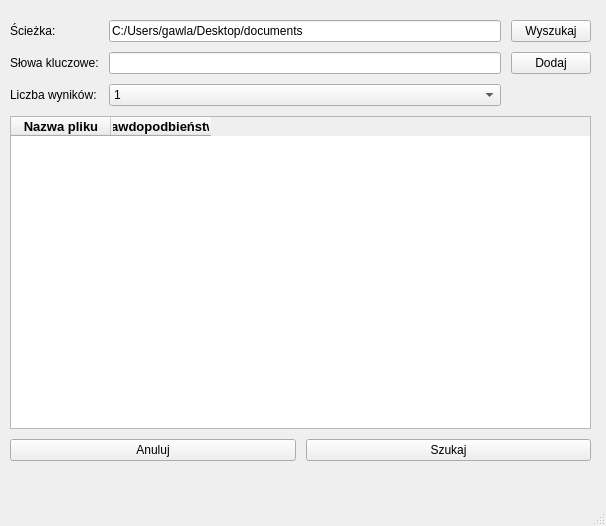
The window that main_window.ui (Dominoday2017/FileBrowser) describes before a commit, drawn with Qt 5.
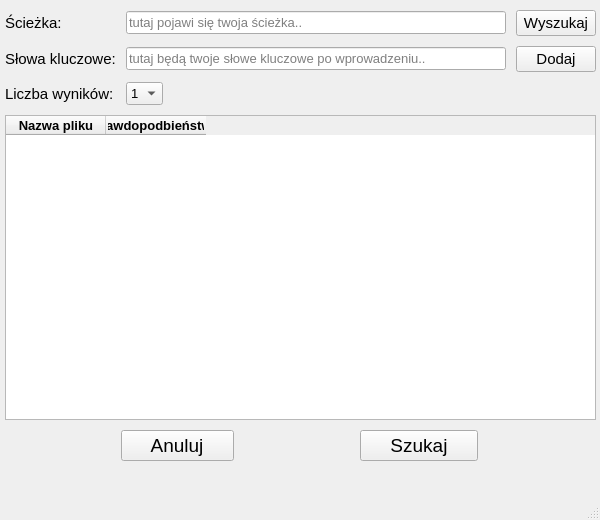
The same window after the commit.

```diff
--- a/main_window.ui
+++ b/main_window.ui
@@ -6,8 +6,8 @@
    <rect>
     <x>0</x>
     <y>0</y>
-    <width>606</width>
-    <height>526</height>
+    <width>600</width>
+    <height>520</height>
    </rect>
   </property>
   <property name="windowTitle">
@@ -17,10 +17,10 @@
    <widget class="QWidget" name="verticalLayoutWidget">
     <property name="geometry">
      <rect>
-      <x>10</x>
-      <y>10</y>
-      <width>581</width>
-      <height>461</height>
+      <x>0</x>
+      <y>0</y>
+      <width>601</width>
+      <height>471</height>
      </rect>
     </property>
     <layout class="QVBoxLayout" name="verticalLayout">
@@ -30,9 +30,15 @@
      <property name="sizeConstraint">
       <enum>QLayout::SetDefaultConstraint</enum>
      </property>
+     <property name="leftMargin">
+      <number>5</number>
+     </property>
      <property name="topMargin">
       <number>10</number>
      </property>
+     <property name="rightMargin">
+      <number>5</number>
+     </property>
      <property name="bottomMargin">
       <number>10</number>
      </property>
@@ -40,23 +46,47 @@
       <layout class="QGridLayout" name="gridLayout">
        <item row="1" column="1">
         <widget class="QLineEdit" name="keywordsEdit">
+         <property name="font">
+          <font>
+           <pointsize>10</pointsize>
+          </font>
+         </property>
          <property name="readOnly">
           <bool>true</bool>
          </property>
+         <property name="placeholderText">
+          <string>tutaj będą twoje słowe kluczowe po wprowadzeniu..</string>
+         </property>
         </widget>
        </item>
        <item row="0" column="1">
         <widget class="QLineEdit" name="pathEdit">
+         <property name="font">
+          <font>
+           <pointsize>10</pointsize>
+          </font>
+         </property>
+         <property name="inputMask">
+          <string/>
+         </property>
          <property name="text">
-          <string>C:/Users/gawla/Desktop/documents</string>
+          <string/>
          </property>
          <property name="readOnly">
           <bool>true</bool>
          </property>
+         <property name="placeholderText">
+          <string>tutaj pojawi się twoja ścieżka..</string>
+         </property>
         </widget>
        </item>
        <item row="1" column="0">
         <widget class="QLabel" name="label_2">
+         <property name="font">
+          <font>
+           <pointsize>11</pointsize>
+          </font>
+         </property>
          <property name="text">
           <string>Słowa kluczowe:</string>
          </property>
@@ -64,6 +94,11 @@
        </item>
        <item row="2" column="0">
         <widget class="QLabel" name="label_3">
+         <property name="font">
+          <font>
+           <pointsize>11</pointsize>
+          </font>
+         </property>
          <property name="text">
           <string>Liczba wyników:</string>
          </property>
@@ -71,13 +106,26 @@
        </item>
        <item row="0" column="2">
         <widget class="QPushButton" name="pathBtn">
+         <property name="font">
+          <font>
+           <pointsize>11</pointsize>
+          </font>
+         </property>
          <property name="text">
           <string>Wyszukaj</string>
          </property>
         </widget>
        </item>
-       <item row="2" column="1">
+       <item row="2" column="1" alignment="Qt::AlignLeft">
         <widget class="QComboBox" name="resultBox">
+         <property name="font">
+          <font>
+           <pointsize>10</pointsize>
+          </font>
+         </property>
+         <property name="sizeAdjustPolicy">
+          <enum>QComboBox::AdjustToContentsOnFirstShow</enum>
+         </property>
          <item>
           <property name="text">
            <string>1</string>
@@ -107,6 +155,11 @@
        </item>
        <item row="0" column="0">
         <widget class="QLabel" name="label">
+         <property name="font">
+          <font>
+           <pointsize>11</pointsize>
+          </font>
+         </property>
          <property name="text">
           <string>Ścieżka:</string>
          </property>
@@ -114,6 +167,11 @@
        </item>
        <item row="1" column="2">
         <widget class="QPushButton" name="addBtn">
+         <property name="font">
+          <font>
+           <pointsize>11</pointsize>
+          </font>
+         </property>
          <property name="text">
           <string>Dodaj</string>
          </property>
@@ -174,15 +232,37 @@
        </property>
        <item>
         <widget class="QPushButton" name="cancelBtn">
+         <property name="sizePolicy">
+          <sizepolicy hsizetype="Fixed" vsizetype="Fixed">
+           <horstretch>0</horstretch>
+           <verstretch>0</verstretch>
+          </sizepolicy>
+         </property>
+         <property name="font">
+          <font>
+           <pointsize>14</pointsize>
+          </font>
+         </property>
          <property name="text">
-          <string>Anuluj</string>
+          <string>     Anuluj     </string>
          </property>
         </widget>
        </item>
        <item>
         <widget class="QPushButton" name="searchBtn">
+         <property name="sizePolicy">
+          <sizepolicy hsizetype="Fixed" vsizetype="Fixed">
+           <horstretch>0</horstretch>
+           <verstretch>0</verstretch>
+          </sizepolicy>
+         </property>
+         <property name="font">
+          <font>
+           <pointsize>14</pointsize>
+          </font>
+         </property>
          <property name="text">
-          <string>Szukaj</string>
+          <string>     Szukaj     </string>
          </property>
         </widget>
        </item>
```
Left out of the diff: 8 changed lines with no effect on the pictures.
